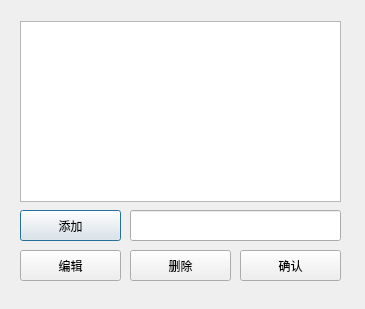
nanjo712/BUPT-Network-Control-Panel, file receivers_list.ui: the form before one commit.
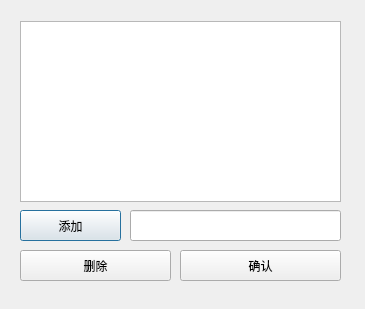
The form after the commit.

What changed in the file:
```diff
--- a/receivers_list.ui
+++ b/receivers_list.ui
@@ -26,25 +26,12 @@
     <string>添加</string>
    </property>
   </widget>
-  <widget class="QPushButton" name="editButton">
-   <property name="geometry">
-    <rect>
-     <x>20</x>
-     <y>250</y>
-     <width>101</width>
-     <height>31</height>
-    </rect>
-   </property>
-   <property name="text">
-    <string>编辑</string>
-   </property>
-  </widget>
   <widget class="QPushButton" name="deleteButton">
    <property name="geometry">
     <rect>
-     <x>130</x>
+     <x>20</x>
      <y>250</y>
-     <width>101</width>
+     <width>151</width>
      <height>31</height>
     </rect>
    </property>
@@ -55,9 +42,9 @@
   <widget class="QPushButton" name="confirmButton">
    <property name="geometry">
     <rect>
-     <x>240</x>
+     <x>180</x>
      <y>250</y>
-     <width>101</width>
+     <width>161</width>
      <height>31</height>
     </rect>
    </property>
```
Left out of the diff: 7 changed lines with no effect on the pictures.
